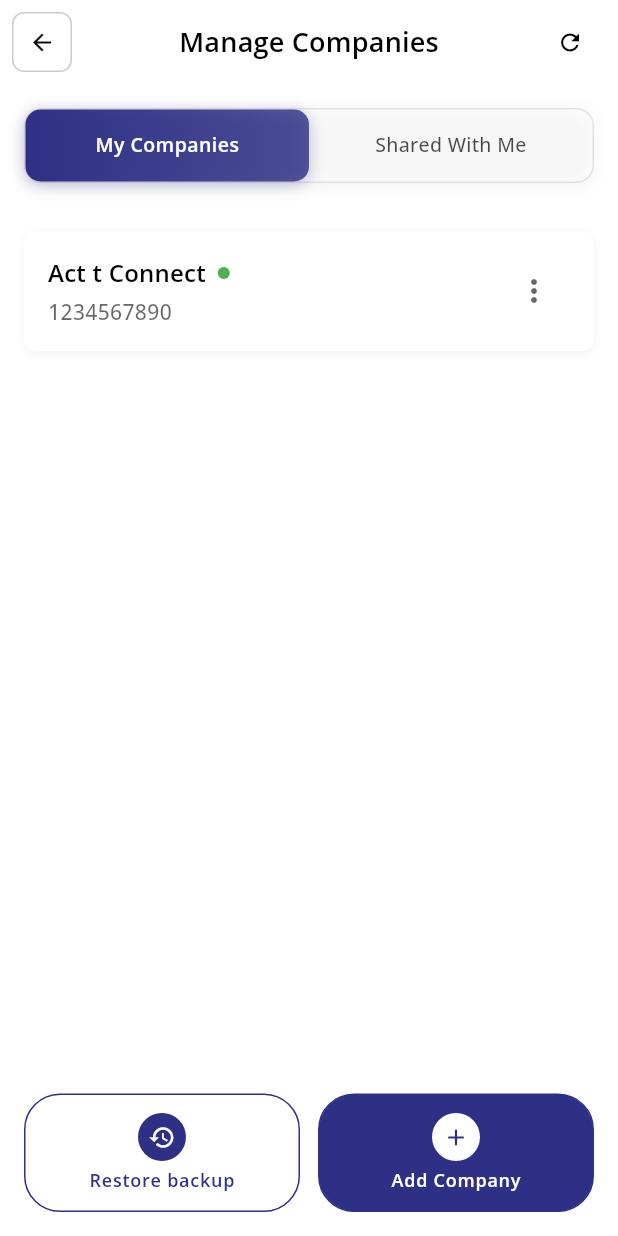
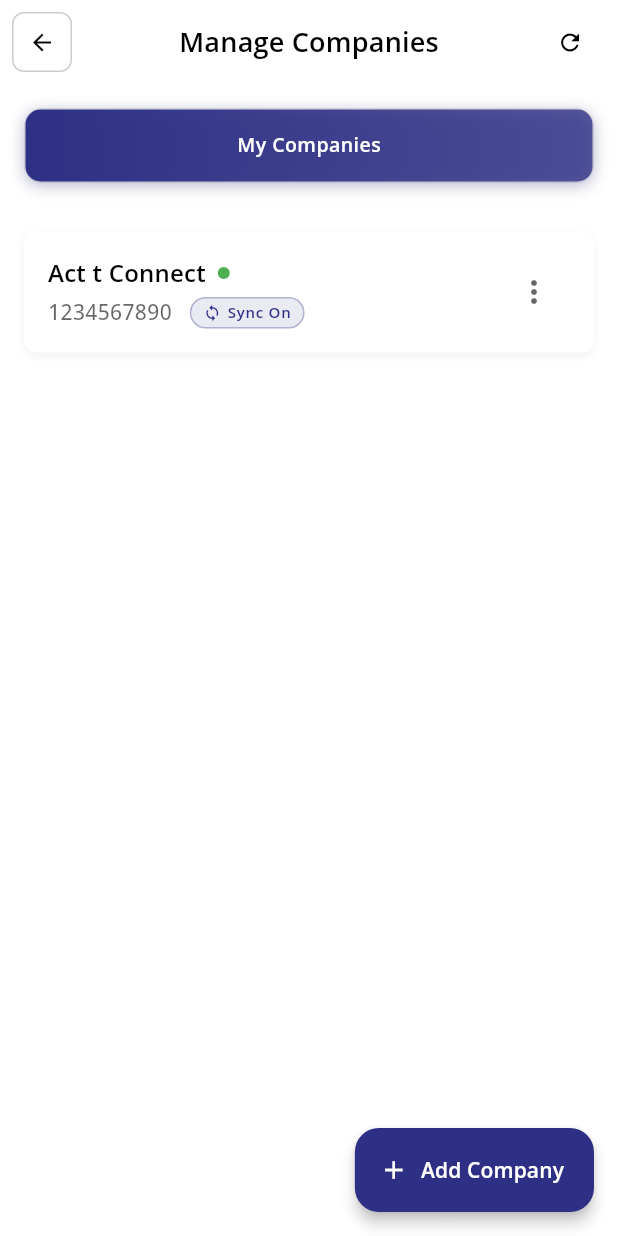
Before and after one commit to pratham-sarankar/invoice_app, a Flutter app: the ManageCompaniesScreen screen opened by its route, on a phone screen of 412 x 824 dp. Run offline on Flutter 3.47's test engine with Material 3 defaults, Android fonts, the phone set to English and light mode, and no system bars; our stand-ins replace google_fonts, image_picker, pinput, signature.

Commit message:
manage companies

```diff
--- a/lib/screens/manage_companies_screen.dart
+++ b/lib/screens/manage_companies_screen.dart
@@ -19,6 +19,7 @@ class _ManageCompaniesScreenState extends State<ManageCompaniesScreen>
       'name': 'Act t Connect',
       'id': '1234567890',
       'status': 'active',
+      'syncStatus': true, // true for sync on, false for sync off
     },
   ];
 
@@ -29,7 +30,7 @@ class _ManageCompaniesScreenState extends State<ManageCompaniesScreen>
   @override
   void initState() {
     super.initState();
-    _tabController = TabController(length: 2, vsync: this);
+    _tabController = TabController(length: 1, vsync: this);
     _tabController.addListener(() {
       setState(() {
         _selectedTabIndex = _tabController.index;
@@ -64,12 +65,26 @@ class _ManageCompaniesScreenState extends State<ManageCompaniesScreen>
                 controller: _tabController,
                 children: [
                   _buildMyCompaniesTab(theme),
-                  _buildSharedWithMeTab(theme),
                 ],
               ),
             ),
-            _buildBottomActionButtons(theme),
           ],
+        ),
+        floatingActionButton: FloatingActionButton.extended(
+          onPressed: () {
+            _addCompany();
+          },
+          backgroundColor: theme.colorScheme.primary,
+          foregroundColor: theme.colorScheme.surface,
+          elevation: 4,
+          icon: const Icon(Icons.add, size: 20),
+          label: Text(
+            'Add Company',
+            style: theme.textTheme.labelLarge?.copyWith(
+              fontWeight: FontWeight.w600,
+              color: theme.colorScheme.surface,
+            ),
+          ),
         ),
       ),
     );
@@ -187,7 +202,6 @@ class _ManageCompaniesScreenState extends State<ManageCompaniesScreen>
         dividerColor: Colors.transparent,
                  tabs: const [
            Tab(text: 'My Companies'),
-           Tab(text: 'Shared With Me'),
          ],
       ),
     );
@@ -287,6 +301,8 @@ class _ManageCompaniesScreenState extends State<ManageCompaniesScreen>
                       ],
                     ),
                     const SizedBox(height: 4),
+                    Row(
+                      children: [
                         Text(
                           company['id'],
                           style: theme.textTheme.bodyMedium?.copyWith(
@@ -294,6 +310,47 @@ class _ManageCompaniesScreenState extends State<ManageCompaniesScreen>
                             color: theme.colorScheme.onSurface.withOpacity(0.6),
                             fontWeight: FontWeight.w500,
                           ),
+                        ),
+                        const SizedBox(width: 12),
+                                                 Container(
+                           padding: const EdgeInsets.symmetric(horizontal: 8, vertical: 2),
+                           decoration: BoxDecoration(
+                             color: (company['syncStatus'] ?? false)
+                                 ? theme.colorScheme.primary.withOpacity(0.1)
+                                 : theme.colorScheme.onSurface.withOpacity(0.1),
+                             borderRadius: BorderRadius.circular(12),
+                             border: Border.all(
+                               color: (company['syncStatus'] ?? false)
+                                   ? theme.colorScheme.primary.withOpacity(0.3)
+                                   : theme.colorScheme.onSurface.withOpacity(0.3),
+                               width: 1,
+                             ),
+                           ),
+                           child: Row(
+                             mainAxisSize: MainAxisSize.min,
+                             children: [
+                               Icon(
+                                 Icons.sync,
+                                 size: 12,
+                                 color: (company['syncStatus'] ?? false)
+                                     ? theme.colorScheme.primary
+                                     : theme.colorScheme.onSurface.withOpacity(0.5),
+                               ),
+                               const SizedBox(width: 4),
+                               Text(
+                                 (company['syncStatus'] ?? false) ? 'Sync On' : 'Sync Off',
+                                 style: theme.textTheme.labelSmall?.copyWith(
+                                   fontSize: 10,
+                                   fontWeight: FontWeight.w600,
+                                   color: (company['syncStatus'] ?? false)
+                                       ? theme.colorScheme.primary
+                                       : theme.colorScheme.onSurface.withOpacity(0.5),
+                                 ),
+                               ),
+                             ],
+                           ),
+                         ),
+                      ],
                     ),
                   ],
                 ),
@@ -309,94 +366,12 @@ class _ManageCompaniesScreenState extends State<ManageCompaniesScreen>
               ),
             ],
           ),
-
         ],
       ),
     );
   }
 
-  Widget _buildBottomActionButtons(ThemeData theme) {
-    return Container(
-      padding: const EdgeInsets.all(16),
-      color: theme.colorScheme.surface,
-      child: Row(
-        children: [
-          Expanded(
-            child: _buildActionButton(
-              text: 'Restore backup',
-              icon: Icons.restore,
-              isPrimary: false,
-              onTap: () {
-                _restoreBackup();
-              },
-              theme: theme,
-            ),
-          ),
-          const SizedBox(width: 12),
-          Expanded(
-            child: _buildActionButton(
-              text: 'Add Company',
-              icon: Icons.add,
-              isPrimary: true,
-              onTap: () {
-                _addCompany();
-              },
-              theme: theme,
-            ),
-          ),
-        ],
-      ),
-    );
-  }
 
-  Widget _buildActionButton({
-    required String text,
-    required IconData icon,
-    required bool isPrimary,
-    required VoidCallback onTap,
-    required ThemeData theme,
-  }) {
-    return GestureDetector(
-      onTap: onTap,
-      child: Container(
-        padding: const EdgeInsets.symmetric(vertical: 12),
-        decoration: BoxDecoration(
-          color: isPrimary ? theme.colorScheme.primary : theme.colorScheme.surface,
-          border: Border.all(
-            color: theme.colorScheme.primary,
-            width: 1,
-          ),
-          borderRadius: BorderRadius.circular(24),
-        ),
-        child: Column(
-          children: [
-            Container(
-              width: 32,
-              height: 32,
-              decoration: BoxDecoration(
-                color: isPrimary ? theme.colorScheme.surface : theme.colorScheme.primary,
-                shape: BoxShape.circle,
-              ),
-              child: Icon(
-                icon,
-                color: isPrimary ? theme.colorScheme.primary : theme.colorScheme.surface,
-                size: 18,
-              ),
-            ),
-            const SizedBox(height: 4),
-            Text(
-              text,
-              style: theme.textTheme.labelSmall?.copyWith(
-                fontSize: 12,
-                fontWeight: FontWeight.w600,
-                color: isPrimary ? theme.colorScheme.surface : theme.colorScheme.primary,
-              ),
-            ),
-          ],
-        ),
-      ),
-    );
-  }
 
   void _showMoreOptions(ThemeData theme) {
     showModalBottomSheet(
@@ -460,15 +435,7 @@ class _ManageCompaniesScreenState extends State<ManageCompaniesScreen>
     );
   }
 
-  void _restoreBackup() {
-    // Implement restore backup functionality
-    ScaffoldMessenger.of(context).showSnackBar(
-      SnackBar(
-        content: const Text('Restore backup functionality will be implemented'),
-        backgroundColor: Theme.of(context).colorScheme.primary,
-      ),
-    );
-  }
+
 
   void _addCompany() {
     // Navigate to add company screen
```
Lines whose indentation alone changed are shown as unchanged.
